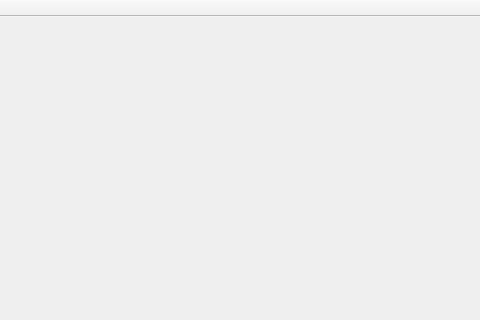
Qt form mainwindow.ui (iras/JAPCE) before a commit; both pictures show x 433 to 913 and y 0 to 320 of the 913 by 688 pixel window.
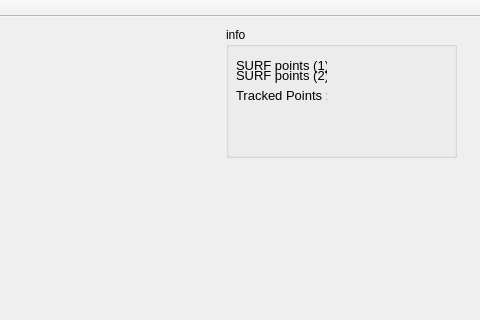
The same form after that commit.

Commit message: (1) fixed the ending sound. (2) added camera pyraminds (need to fix something there anyway) (3) added label saying how many points are currently tracked in the 3D window.

The edit to the form file:
```diff
--- a/mainwindow.ui
+++ b/mainwindow.ui
@@ -141,6 +141,319 @@
      </property>
     </widget>
    </widget>
+   <widget class="QGroupBox" name="groupBox_3">
+    <property name="geometry">
+     <rect>
+      <x>659</x>
+      <y>10</y>
+      <width>231</width>
+      <height>131</height>
+     </rect>
+    </property>
+    <property name="title">
+     <string>info</string>
+    </property>
+    <widget class="QLabel" name="label">
+     <property name="geometry">
+      <rect>
+       <x>10</x>
+       <y>30</y>
+       <width>91</width>
+       <height>16</height>
+      </rect>
+     </property>
+     <property name="font">
+      <font>
+       <pointsize>10</pointsize>
+      </font>
+     </property>
+     <property name="text">
+      <string>SURF points (1) :</string>
+     </property>
+    </widget>
+    <widget class="QLabel" name="label_2">
+     <property name="geometry">
+      <rect>
+       <x>100</x>
+       <y>60</y>
+       <width>101</width>
+       <height>16</height>
+      </rect>
+     </property>
+     <property name="palette">
+      <palette>
+       <active>
+        <colorrole role="WindowText">
+         <brush brushstyle="SolidPattern">
+          <color alpha="255">
+           <red>255</red>
+           <green>25</green>
+           <blue>0</blue>
+          </color>
+         </brush>
+        </colorrole>
+        <colorrole role="Text">
+         <brush brushstyle="SolidPattern">
+          <color alpha="255">
+           <red>255</red>
+           <green>64</green>
+           <blue>38</blue>
+          </color>
+         </brush>
+        </colorrole>
+       </active>
+       <inactive>
+        <colorrole role="WindowText">
+         <brush brushstyle="SolidPattern">
+          <color alpha="255">
+           <red>255</red>
+           <green>25</green>
+           <blue>0</blue>
+          </color>
+         </brush>
+        </colorrole>
+        <colorrole role="Text">
+         <brush brushstyle="SolidPattern">
+          <color alpha="255">
+           <red>69</red>
+           <green>69</green>
+           <blue>69</blue>
+          </color>
+         </brush>
+        </colorrole>
+       </inactive>
+       <disabled>
+        <colorrole role="WindowText">
+         <brush brushstyle="SolidPattern">
+          <color alpha="255">
+           <red>69</red>
+           <green>69</green>
+           <blue>69</blue>
+          </color>
+         </brush>
+        </colorrole>
+        <colorrole role="Text">
+         <brush brushstyle="SolidPattern">
+          <color alpha="255">
+           <red>69</red>
+           <green>69</green>
+           <blue>69</blue>
+          </color>
+         </brush>
+        </colorrole>
+       </disabled>
+      </palette>
+     </property>
+     <property name="font">
+      <font>
+       <pointsize>10</pointsize>
+      </font>
+     </property>
+     <property name="text">
+      <string/>
+     </property>
+    </widget>
+    <widget class="QLabel" name="label_3">
+     <property name="geometry">
+      <rect>
+       <x>100</x>
+       <y>30</y>
+       <width>101</width>
+       <height>16</height>
+      </rect>
+     </property>
+     <property name="palette">
+      <palette>
+       <active>
+        <colorrole role="WindowText">
+         <brush brushstyle="SolidPattern">
+          <color alpha="255">
+           <red>255</red>
+           <green>25</green>
+           <blue>0</blue>
+          </color>
+         </brush>
+        </colorrole>
+        <colorrole role="Text">
+         <brush brushstyle="SolidPattern">
+          <color alpha="255">
+           <red>255</red>
+           <green>64</green>
+           <blue>38</blue>
+          </color>
+         </brush>
+        </colorrole>
+       </active>
+       <inactive>
+        <colorrole role="WindowText">
+         <brush brushstyle="SolidPattern">
+          <color alpha="255">
+           <red>255</red>
+           <green>25</green>
+           <blue>0</blue>
+          </color>
+         </brush>
+        </colorrole>
+        <colorrole role="Text">
+         <brush brushstyle="SolidPattern">
+          <color alpha="255">
+           <red>69</red>
+           <green>69</green>
+           <blue>69</blue>
+          </color>
+         </brush>
+        </colorrole>
+       </inactive>
+       <disabled>
+        <colorrole role="WindowText">
+         <brush brushstyle="SolidPattern">
+          <color alpha="255">
+           <red>69</red>
+           <green>69</green>
+           <blue>69</blue>
+          </color>
+         </brush>
+        </colorrole>
+        <colorrole role="Text">
+         <brush brushstyle="SolidPattern">
+          <color alpha="255">
+           <red>69</red>
+           <green>69</green>
+           <blue>69</blue>
+          </color>
+         </brush>
+        </colorrole>
+       </disabled>
+      </palette>
+     </property>
+     <property name="font">
+      <font>
+       <pointsize>10</pointsize>
+      </font>
+     </property>
+     <property name="text">
+      <string/>
+     </property>
+    </widget>
+    <widget class="QLabel" name="label_4">
+     <property name="geometry">
+      <rect>
+       <x>10</x>
+       <y>60</y>
+       <width>91</width>
+       <height>16</height>
+      </rect>
+     </property>
+     <property name="font">
+      <font>
+       <pointsize>10</pointsize>
+      </font>
+     </property>
+     <property name="text">
+      <string>Tracked Points :</string>
+     </property>
+    </widget>
+    <widget class="QLabel" name="label_5">
+     <property name="geometry">
+      <rect>
+       <x>100</x>
+       <y>40</y>
+       <width>101</width>
+       <height>16</height>
+      </rect>
+     </property>
+     <property name="palette">
+      <palette>
+       <active>
+        <colorrole role="WindowText">
+         <brush brushstyle="SolidPattern">
+          <color alpha="255">
+           <red>255</red>
+           <green>25</green>
+           <blue>0</blue>
+          </color>
+         </brush>
+        </colorrole>
+        <colorrole role="Text">
+         <brush brushstyle="SolidPattern">
+          <color alpha="255">
+           <red>255</red>
+           <green>64</green>
+           <blue>38</blue>
+          </color>
+         </brush>
+        </colorrole>
+       </active>
+       <inactive>
+        <colorrole role="WindowText">
+         <brush brushstyle="SolidPattern">
+          <color alpha="255">
+           <red>255</red>
+           <green>25</green>
+           <blue>0</blue>
+          </color>
+         </brush>
+        </colorrole>
+        <colorrole role="Text">
+         <brush brushstyle="SolidPattern">
+          <color alpha="255">
+           <red>69</red>
+           <green>69</green>
+           <blue>69</blue>
+          </color>
+         </brush>
+        </colorrole>
+       </inactive>
+       <disabled>
+        <colorrole role="WindowText">
+         <brush brushstyle="SolidPattern">
+          <color alpha="255">
+           <red>69</red>
+           <green>69</green>
+           <blue>69</blue>
+          </color>
+         </brush>
+        </colorrole>
+        <colorrole role="Text">
+         <brush brushstyle="SolidPattern">
+          <color alpha="255">
+           <red>69</red>
+           <green>69</green>
+           <blue>69</blue>
+          </color>
+         </brush>
+        </colorrole>
+       </disabled>
+      </palette>
+     </property>
+     <property name="font">
+      <font>
+       <pointsize>10</pointsize>
+      </font>
+     </property>
+     <property name="text">
+      <string/>
+     </property>
+    </widget>
+    <widget class="QLabel" name="label_6">
+     <property name="geometry">
+      <rect>
+       <x>10</x>
+       <y>40</y>
+       <width>91</width>
+       <height>16</height>
+      </rect>
+     </property>
+     <property name="font">
+      <font>
+       <pointsize>10</pointsize>
+      </font>
+     </property>
+     <property name="text">
+      <string>SURF points (2) :</string>
+     </property>
+    </widget>
+   </widget>
   </widget>
   <widget class="QMenuBar" name="menuBar">
    <property name="geometry">
```
The commit also changes 9 other files.
